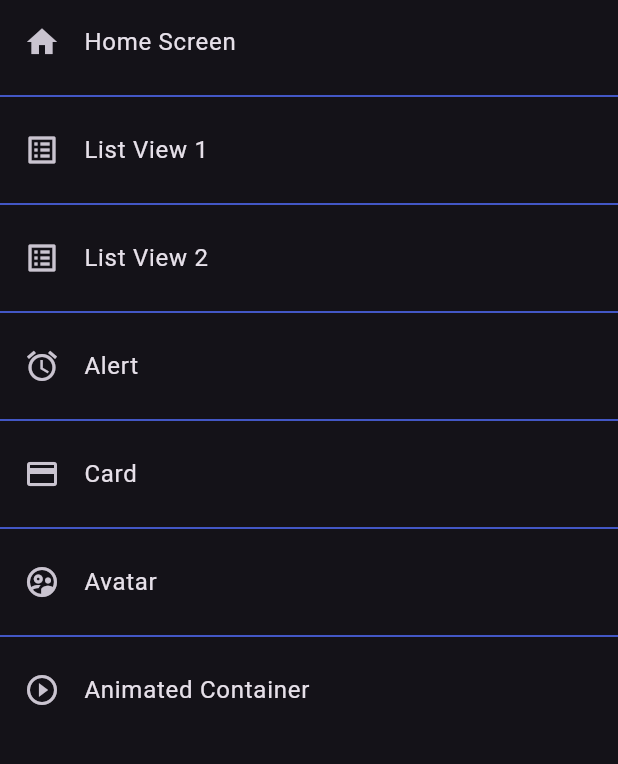
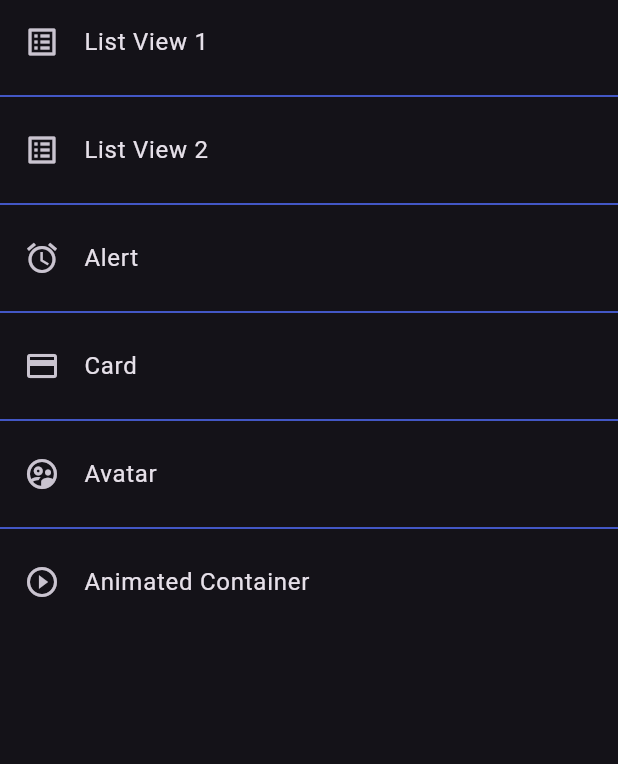
Before and after one commit to ByteRaider/flutter_components_playground, a Flutter app: the HomeScreen screen opened by its route, on a phone screen of 412 x 824 dp, the part 84-848 px from its top. Run offline on Flutter 3.47's test engine with Material 3 defaults, Android fonts, the phone set to English and light mode, and no system bars.

```diff
--- a/lib/router/app_routes.dart
+++ b/lib/router/app_routes.dart
@@ -4,15 +4,14 @@ import 'package:flutter/material.dart';
 
 class AppRoutes {
   // AppRoutes
-  static const initialRoute = '/home';
+  static const initialRoute = 'home';
   static final menuOptions = <MenuOption>[
-    // menuOptions
-    MenuOption(
-      route: 'home',
-      name: 'Home Screen',
-      screen: const HomeScreen(),
-      icon: Icons.home,
-    ),
+    // MenuOption(
+    //   route: 'home',
+    //   name: 'Home Screen',
+    //   screen: const HomeScreen(),
+    //   icon: Icons.home,
+    // ),
     MenuOption(
       // List View 1 MenuOption
       route: 'list_view1',
--- a/lib/screens/animated_screen.dart
+++ b/lib/screens/animated_screen.dart
@@ -1,5 +1,4 @@
 import 'dart:math';
-
 import 'package:flutter/material.dart';
 import 'package:flutter/widgets.dart';
 
@@ -32,7 +31,9 @@ class _AnimatedScreenState extends State<AnimatedScreen> {
   Widget build(BuildContext context) {
     return Scaffold(
         body: Center(
-            child: Container(
+            child: AnimatedContainer(
+          duration: const Duration(milliseconds: 500),
+          curve: Curves.easeOutCubic,
           width: _width,
           height: _height,
           decoration: BoxDecoration(borderRadius: _borderRadius, color: _color),
```
